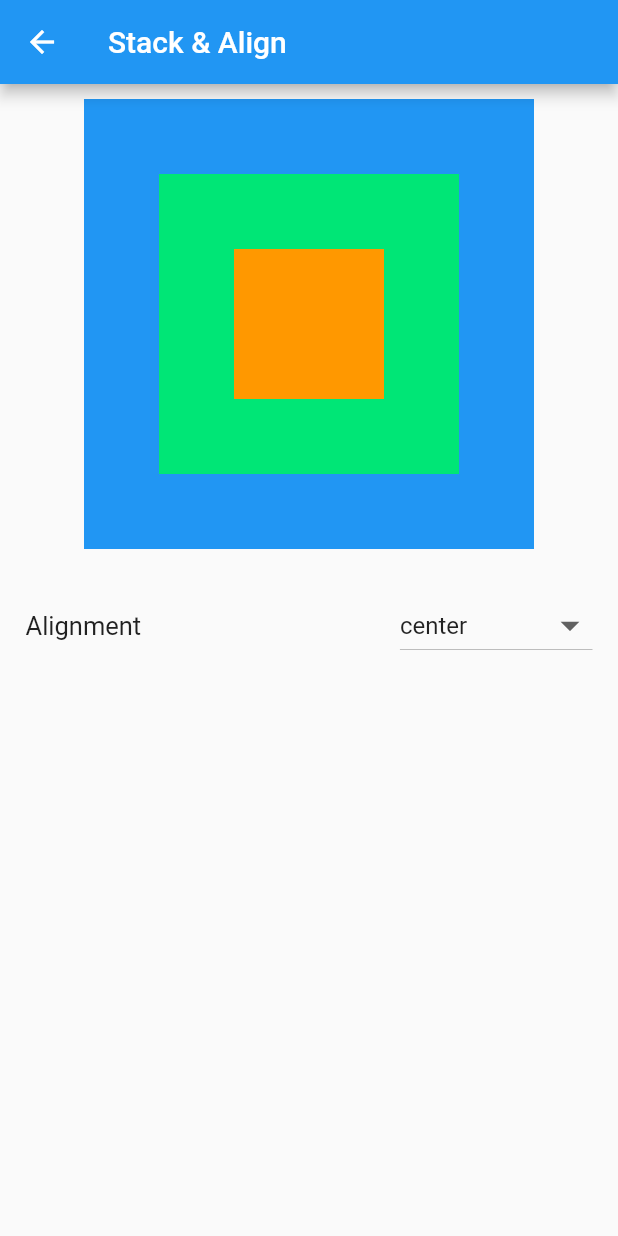
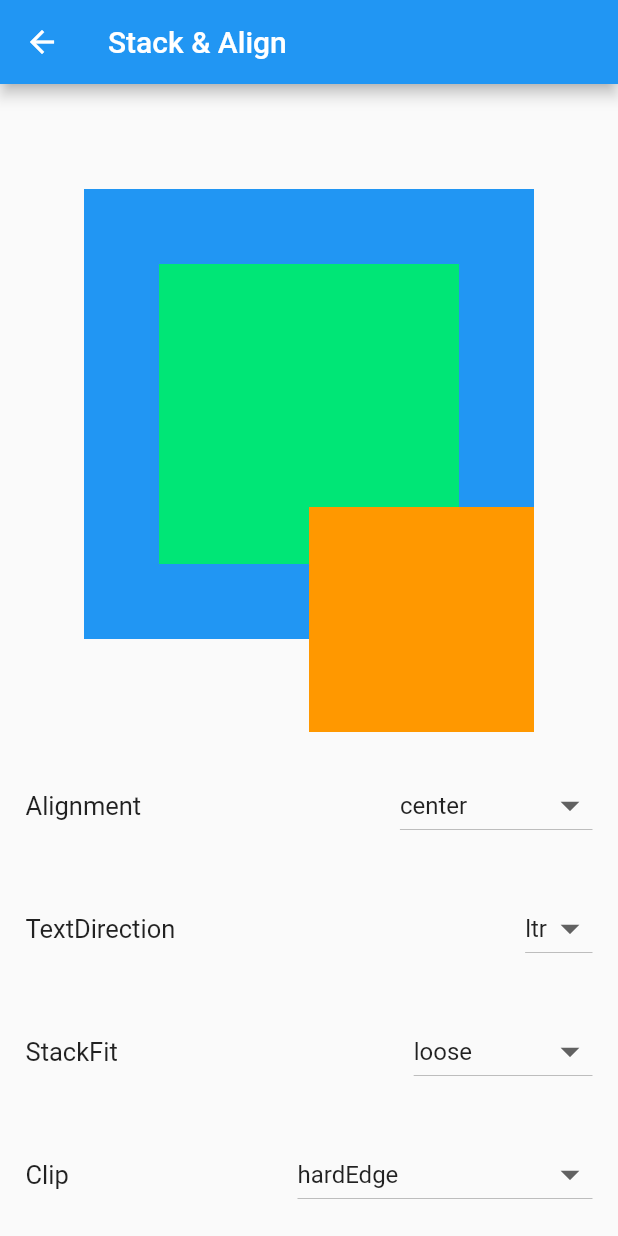
Before and after one commit to luke-nguyen-goldenowl/flutter_widget_app, a Flutter app: the StackAndAlign screen opened directly, on a phone screen of 412 x 824 dp. Run offline on Flutter 3.47's test engine with Material 2 defaults, Android fonts, the light colour scheme and no system bars.

Commit message:
fix stack_and_align.dart

```diff
--- a/lib/screens/stack_and_align.dart
+++ b/lib/screens/stack_and_align.dart
@@ -23,6 +23,9 @@ class _StackAndAlignState extends State<StackAndAlign> {
     Alignment.bottomRight,
   ];
   Alignment _align = Alignment.center;
+  TextDirection _textDir = TextDirection.ltr;
+  StackFit _fit = StackFit.loose;
+  Clip _clipBehavior = Clip.hardEdge;
 
   @override
   Widget build(BuildContext context) {
@@ -30,13 +33,16 @@ class _StackAndAlignState extends State<StackAndAlign> {
       appBar: AppBar(
         title: const Text('Stack & Align'),
       ),
-      body: SingleChildScrollView(
-        child: Column(
+      body: Column(
         children: [
-            Padding(
-              padding: const EdgeInsets.all(10),
+          Expanded(
+            child: Padding(
+              padding: const EdgeInsets.all(8.0),
               child: Stack(
                 alignment: _align,
+                textDirection: _textDir,
+                fit: _fit,
+                clipBehavior: _clipBehavior,
                 children: [
                   Container(
                     height: 300,
@@ -48,12 +54,17 @@ class _StackAndAlignState extends State<StackAndAlign> {
                     width: 200,
                     color: Colors.greenAccent[400],
                   ),
-                  Container(
-                    height: 100,
-                    width: 100,
+                  Positioned(
+                    right: -50,
+                    bottom: -50,
+                    child: Container(
+                      height: 200,
+                      width: 200,
                       color: Colors.orange,
                     ),
+                  ),
                 ],
+              ),
             ),
           ),
           _myDrop<Alignment>(
@@ -65,8 +76,34 @@ class _StackAndAlignState extends State<StackAndAlign> {
               });
             },
           ),
+          _myDrop<TextDirection>(
+            _textDir,
+            TextDirection.values,
+            onChangeValue: (val) {
+              setState(() {
+                _textDir = val;
+              });
+            },
+          ),
+          _myDrop<StackFit>(
+            _fit,
+            StackFit.values,
+            onChangeValue: (val) {
+              setState(() {
+                _fit = val;
+              });
+            },
+          ),
+          _myDrop<Clip>(
+            _clipBehavior,
+            Clip.values,
+            onChangeValue: (val) {
+              setState(() {
+                _clipBehavior = val;
+              });
+            },
+          ),
         ],
-        ),
       ),
     );
   }
```
Lines whose indentation alone changed are shown as unchanged.
